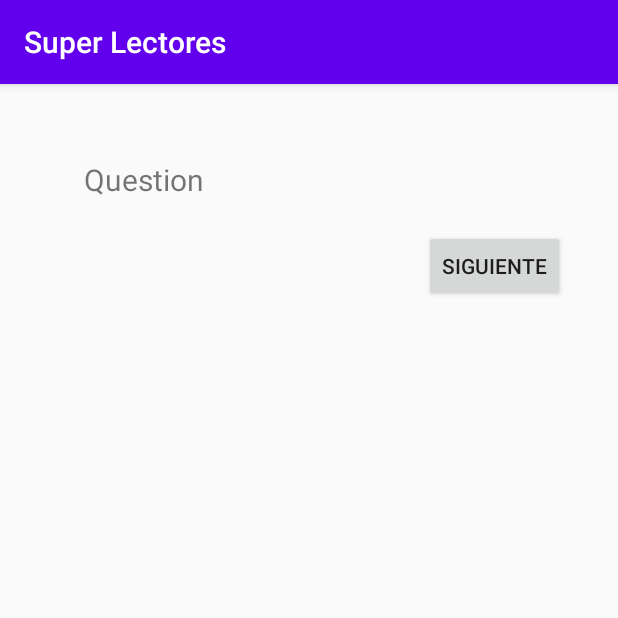
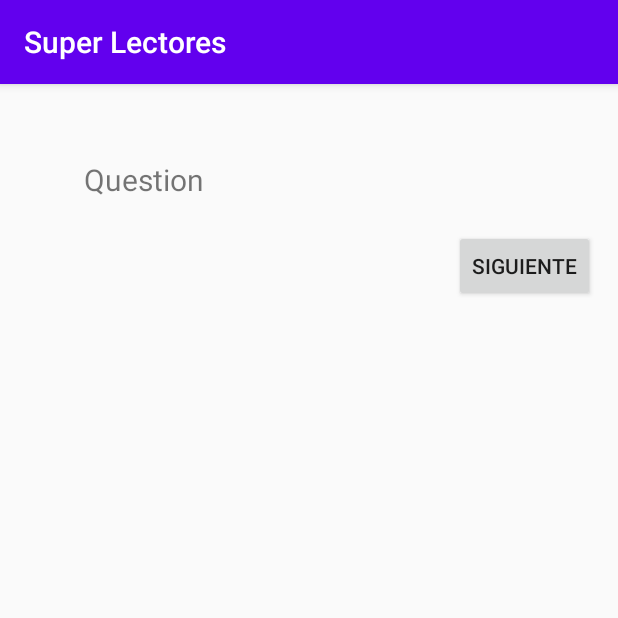
Before and after one commit to Adr1anrojas/SuperReaders, an Android app: the AnswerActivity screen opened directly, with no data from a screen before it, on a phone screen of 412 x 824 dp, the top half of it. Run offline under Robolectric (Android 15) with nearby library versions, the phone set to English and light mode, and no system bars.

Commit message:
Responsive desing

```diff
--- a/App/SuperReaders/app/src/main/java/com/example/superreaders/ui/content/ContentActivity.java
+++ b/App/SuperReaders/app/src/main/java/com/example/superreaders/ui/content/ContentActivity.java
@@ -47,6 +47,7 @@
     private ProgressBar progressBar;
     private ContentDetail contentDTO;
     private StudentContent studentContent;
+    private ScrollView scrollText;
     private ContentViewModel viewModel;
     private int timeLeft=0;
     private Observer<StudentContent> observerStudenContent;
@@ -114,6 +115,7 @@
         pageText = findViewById(R.id.textPage);
         buttonBack = findViewById(R.id.buttonBack);
         buttonNext = findViewById(R.id.buttonNext);
+        scrollText = findViewById(R.id.scrollText);
         LinearLayout ll = findViewById(R.id.contentlayout);
         progressBar = new ProgressBar(this, null, android.R.attr.progressBarStyleLarge);
         LinearLayout.LayoutParams lp = new LinearLayout.LayoutParams( LinearLayout.LayoutParams.MATCH_PARENT, LinearLayout.LayoutParams.WRAP_CONTENT);
@@ -143,6 +145,7 @@
                     pageText.setText(pages.get(currentpage).getText());
                     pageText.setMovementMethod(new ScrollingMovementMethod());
                     pageText.scrollTo(0, 0);
+                    scrollText.scrollTo(0,0);
                     if (currentpage > 0) {
                         buttonBack.setVisibility(View.VISIBLE);
                     }
@@ -214,6 +217,7 @@
             imageView.setImageBitmap(getImage(base64img));
             pageText.setText(pages.get(currentpage).getText());
             pageText.scrollTo(0,0);
+            scrollText.scrollTo(0,0);
         }
         if (currentpage == pages.size() - 1) {
             buttonNext.setText("Terminar");
@@ -249,6 +253,7 @@
             imageView.setImageBitmap(getImage(base64img));
             pageText.setText(pages.get(currentpage).getText());
             pageText.scrollTo(0,0);
+            scrollText.scrollTo(0,0);
             if (currentpage == 0) {
                 buttonBack.setVisibility(View.INVISIBLE);
             }
--- a/App/SuperReaders/app/src/main/res/layout/activity_answer.xml
+++ b/App/SuperReaders/app/src/main/res/layout/activity_answer.xml
@@ -20,15 +20,15 @@
         android:text="Question" />
     <androidx.recyclerview.widget.RecyclerView
         android:id="@+id/recyclerAnswer"
-        android:layout_width="match_parent"
-        android:layout_marginLeft="35dp"
-        android:layout_marginRight="35dp"
+        android:layout_width="300dp"
+        android:layout_gravity="center_horizontal"
         android:layout_height="wrap_content">
     </androidx.recyclerview.widget.RecyclerView>
-    <androidx.constraintlayout.widget.ConstraintLayout
+    <RelativeLayout
         android:layout_width="match_parent"
         android:layout_height="wrap_content"
-        android:gravity="bottom|end"
+        android:layout_marginLeft="15dp"
+        android:layout_marginRight="15dp"
         android:orientation="horizontal">
 
         <Button
@@ -37,23 +37,17 @@
             android:layout_height="wrap_content"
             android:text="Anterior"
             android:visibility="invisible"
-            app:layout_constraintBottom_toBottomOf="parent"
-            app:layout_constraintEnd_toEndOf="parent"
-            app:layout_constraintHorizontal_bias="0.109"
-            app:layout_constraintStart_toStartOf="parent"
-            app:layout_constraintTop_toTopOf="parent"
-            app:layout_constraintVertical_bias="0.0" />
+            android:layout_alignParentTop="true"
+            android:layout_alignParentStart="true"
+            android:layout_alignParentLeft="true" />
 
         <Button
             android:id="@+id/buttonNext"
             android:layout_width="wrap_content"
             android:layout_height="wrap_content"
             android:text="Siguiente"
-            app:layout_constraintBottom_toBottomOf="parent"
-            app:layout_constraintEnd_toEndOf="parent"
-            app:layout_constraintHorizontal_bias="0.889"
-            app:layout_constraintStart_toStartOf="parent"
-            app:layout_constraintTop_toTopOf="parent"
-            app:layout_constraintVertical_bias="0.0" />
-    </androidx.constraintlayout.widget.ConstraintLayout>
+            android:layout_alignParentTop="true"
+            android:layout_alignParentRight="true"
+            android:layout_alignParentEnd="true"/>
+    </RelativeLayout>
 </LinearLayout>
```
Also changed, not shown: App/SuperReaders/app/src/main/res/layout/activity_content.xml (+11 -16 lines).
